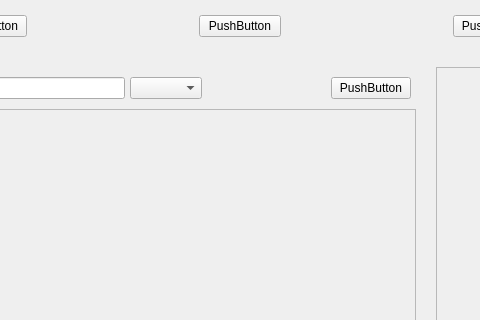
The window that Register/ui/RegisterWindow.ui (train2128/POSBox---Point-of-Sale-System) describes before a commit, drawn with Qt 5; both pictures show x 159 to 639 and y 0 to 320 of the 798 by 600 pixel window.
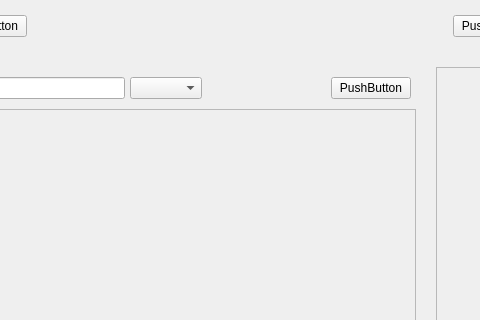
The same window after the commit.

```diff
--- a/Register/ui/RegisterWindow.ui
+++ b/Register/ui/RegisterWindow.ui
@@ -61,6 +61,13 @@
         </property>
        </widget>
       </item>
+      <item>
+       <widget class="QLabel" name="incomeLabel">
+        <property name="text">
+         <string/>
+        </property>
+       </widget>
+      </item>
       <item>
        <spacer name="horizontalSpacer_2">
         <property name="orientation">
@@ -74,13 +81,6 @@
         </property>
        </spacer>
       </item>
-      <item>
-       <widget class="QPushButton" name="ticketsBtn">
-        <property name="text">
-         <string>PushButton</string>
-        </property>
-       </widget>
-      </item>
       <item>
        <spacer name="horizontalSpacer_3">
         <property name="orientation">
```
